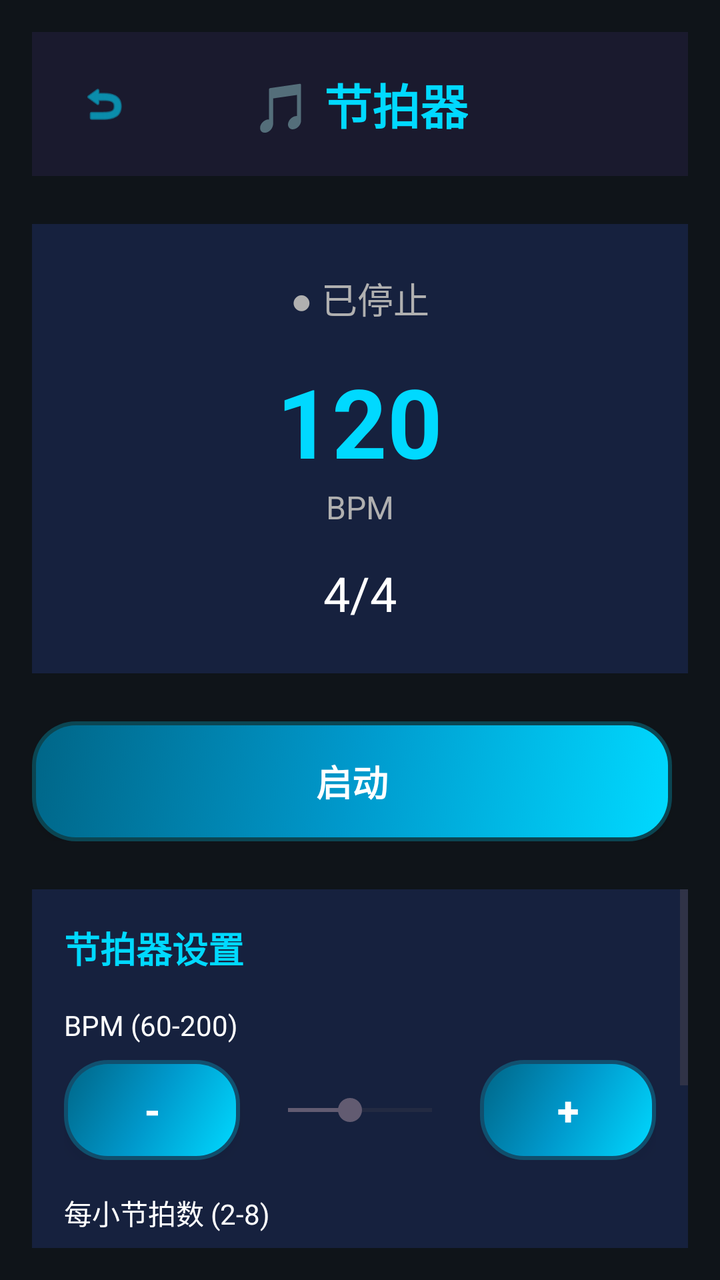
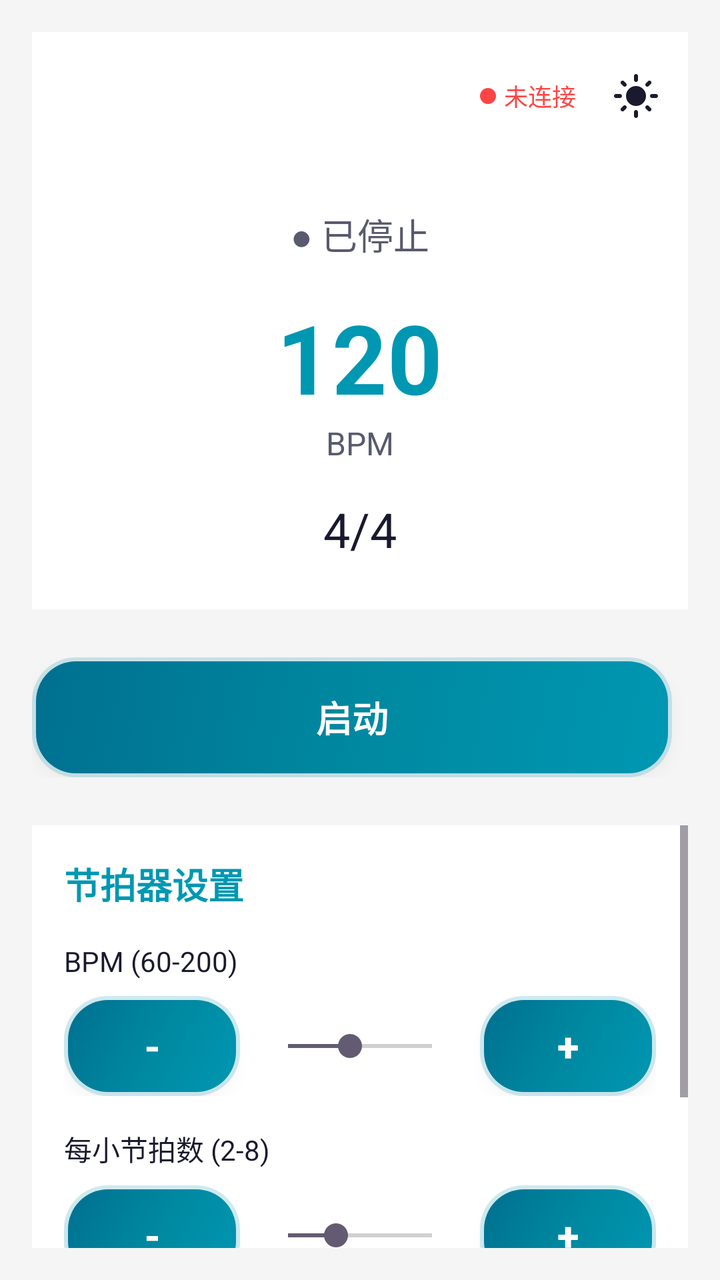

Screens rendered from an Android XML layout before and after an edit, with the pre-edit source and the edit as a unified diff.
<!-- AndroidManifest.xml: application theme Theme.MyApplication -->
<!-- res/layout/activity_metronome.xml -->
<?xml version="1.0" encoding="utf-8"?>
<LinearLayout xmlns:android="http://schemas.android.com/apk/res/android"
    android:layout_width="match_parent"
    android:layout_height="match_parent"
    android:orientation="vertical"
    android:background="@color/bg_dark"
    android:padding="16dp">

    
    <RelativeLayout
        android:layout_width="match_parent"
        android:layout_height="wrap_content"
        android:background="@color/primary_darker"
        android:padding="16dp"
        android:layout_marginBottom="24dp">

        <ImageButton
            android:id="@+id/btn_back"
            android:layout_width="40dp"
            android:layout_height="40dp"
            android:layout_alignParentStart="true"
            android:layout_centerVertical="true"
            android:background="?attr/selectableItemBackgroundBorderless"
            android:src="@android:drawable/ic_menu_revert"
            android:tint="@color/text_accent"
            android:contentDescription="返回"
            android:scaleType="fitCenter"
            android:padding="8dp" />

        <TextView
            android:layout_width="wrap_content"
            android:layout_height="wrap_content"
            android:layout_centerInParent="true"
            android:text="🎵 节拍器"
            android:textSize="24sp"
            android:textColor="@color/text_accent"
            android:textStyle="bold" />

    </RelativeLayout>

    
    <LinearLayout
        android:layout_width="match_parent"
        android:layout_height="wrap_content"
        android:orientation="vertical"
        android:background="@color/bg_card"
        android:padding="24dp"
        android:layout_marginBottom="24dp"
        android:gravity="center">

        <TextView
            android:id="@+id/tv_metronome_status"
            android:layout_width="wrap_content"
            android:layout_height="wrap_content"
            android:text="● 已停止"
            android:textSize="18sp"
            android:textColor="@color/text_secondary"
            android:layout_marginBottom="16dp" />

        <TextView
            android:id="@+id/tv_bpm_display"
            android:layout_width="wrap_content"
            android:layout_height="wrap_content"
            android:text="120"
            android:textSize="48sp"
            android:textColor="@color/primary_accent"
            android:textStyle="bold" />

        <TextView
            android:layout_width="wrap_content"
            android:layout_height="wrap_content"
            android:text="BPM"
            android:textSize="16sp"
            android:textColor="@color/text_secondary" />

        <TextView
            android:id="@+id/tv_beats_display"
            android:layout_width="wrap_content"
            android:layout_height="wrap_content"
            android:text="4/4"
            android:textSize="24sp"
            android:textColor="@color/text_primary"
            android:layout_marginTop="16dp" />

    </LinearLayout>

    
    <LinearLayout
        android:layout_width="match_parent"
        android:layout_height="wrap_content"
        android:orientation="horizontal"
        android:gravity="center"
        android:layout_marginBottom="24dp">

        <Button
            android:id="@+id/btn_metro_toggle"
            style="@style/PrimaryButton"
            android:layout_width="0dp"
            android:layout_height="60dp"
            android:layout_weight="1"
            android:layout_marginEnd="8dp"
            android:text="启动"
            android:textSize="18sp"
            android:background="@drawable/button_connect" />

    </LinearLayout>

    
    <ScrollView
        android:layout_width="match_parent"
        android:layout_height="0dp"
        android:layout_weight="1">

        <LinearLayout
            android:layout_width="match_parent"
            android:layout_height="wrap_content"
            android:orientation="vertical"
            android:background="@color/bg_card"
            android:padding="16dp">

            <TextView
                android:layout_width="wrap_content"
                android:layout_height="wrap_content"
                android:text="节拍器设置"
                android:textSize="18sp"
                android:textColor="@color/text_accent"
                android:textStyle="bold"
                android:layout_marginBottom="16dp" />

            
            <LinearLayout
                android:layout_width="match_parent"
                android:layout_height="wrap_content"
                android:orientation="vertical"
                android:layout_marginBottom="16dp">

                <TextView
                    android:layout_width="wrap_content"
                    android:layout_height="wrap_content"
                    android:text="BPM (60-200)"
                    android:textSize="14sp"
                    android:textColor="@color/text_primary"
                    android:layout_marginBottom="8dp" />

                <LinearLayout
                    android:layout_width="match_parent"
                    android:layout_height="wrap_content"
                    android:orientation="horizontal"
                    android:gravity="center_vertical">

                    <Button
                        android:id="@+id/btn_bpm_minus"
                        style="@style/PrimaryButton"
                        android:layout_width="wrap_content"
                        android:layout_height="50dp"
                        android:text="-"
                        android:textSize="20sp" />

                    <SeekBar
                        android:id="@+id/seekbar_bpm"
                        android:layout_width="0dp"
                        android:layout_height="wrap_content"
                        android:layout_weight="1"
                        android:layout_marginStart="8dp"
                        android:layout_marginEnd="8dp"
                        android:max="140"
                        android:progress="60" />

                    <Button
                        android:id="@+id/btn_bpm_plus"
                        style="@style/PrimaryButton"
                        android:layout_width="wrap_content"
                        android:layout_height="50dp"
                        android:text="+"
                        android:textSize="20sp" />
                </LinearLayout>
            </LinearLayout>

            
            <LinearLayout
                android:layout_width="match_parent"
                android:layout_height="wrap_content"
                android:orientation="vertical"
                android:layout_marginBottom="16dp">

                <TextView
                    android:layout_width="wrap_content"
                    android:layout_height="wrap_content"
                    android:text="每小节拍数 (2-8)"
                    android:textSize="14sp"
                    android:textColor="@color/text_primary"
                    android:layout_marginBottom="8dp" />

                <LinearLayout
                    android:layout_width="match_parent"
                    android:layout_height="wrap_content"
                    android:orientation="horizontal"
                    android:gravity="center_vertical">

                    <Button
                        android:id="@+id/btn_beats_minus"
                        style="@style/PrimaryButton"
                        android:layout_width="wrap_content"
                        android:layout_height="50dp"
                        android:text="-"
                        android:textSize="20sp" />

                    <SeekBar
                        android:id="@+id/seekbar_beats"
                        android:layout_width="0dp"
                        android:layout_height="wrap_content"
                        android:layout_weight="1"
                        android:layout_marginStart="8dp"
                        android:layout_marginEnd="8dp"
                        android:max="6"
                        android:progress="2" />

                    <Button
                        android:id="@+id/btn_beats_plus"
                        style="@style/PrimaryButton"
                        android:layout_width="wrap_content"
                        android:layout_height="50dp"
                        android:text="+"
                        android:textSize="20sp" />
                </LinearLayout>
            </LinearLayout>

            
            <LinearLayout
                android:layout_width="match_parent"
                android:layout_height="wrap_content"
                android:orientation="vertical"
                android:layout_marginBottom="16dp">

                <TextView
                    android:layout_width="wrap_content"
                    android:layout_height="wrap_content"
                    android:text="音量 (0-100%)"
                    android:textSize="14sp"
                    android:textColor="@color/text_primary"
                    android:layout_marginBottom="8dp" />

                <LinearLayout
                    android:layout_width="match_parent"
                    android:layout_height="wrap_content"
                    android:orientation="horizontal"
                    android:gravity="center_vertical">

                    <SeekBar
                        android:id="@+id/seekbar_volume"
                        android:layout_width="0dp"
                        android:layout_height="wrap_content"
                        android:layout_weight="1"
                        android:layout_marginEnd="8dp"
                        android:max="100"
                        android:progress="80" />

                    <TextView
                        android:id="@+id/tv_volume_display"
                        android:layout_width="60dp"
                        android:layout_height="wrap_content"
                        android:text="80%"
                        android:textSize="16sp"
                        android:textColor="@color/text_primary"
                        android:gravity="end" />
                </LinearLayout>
            </LinearLayout>

        </LinearLayout>
    </ScrollView>

</LinearLayout>
<!-- resources referenced by this layout -->
<resources>
  <color name="bg_card">#16213E</color>
  <color name="bg_dark">#0F1419</color>
  <color name="primary_accent">#00D9FF</color>
  <color name="primary_darker">#1A1A2E</color>
  <color name="text_accent">#00D9FF</color>
  <color name="text_primary">#FFFFFF</color>
  <color name="text_secondary">#B0B0B0</color>
  <!-- drawable button_connect (drawable) -->
  <?xml version="1.0" encoding="utf-8"?>
  <selector xmlns:android="http://schemas.android.com/apk/res/android">
      
      <item android:state_enabled="false">
          <layer-list>
              <item>
                  <shape android:shape="rectangle">
                      <solid android:color="#3D3D3D" />
                      <corners android:radius="20dp" />
                  </shape>
              </item>
          </layer-list>
      </item>
      
      
      <item android:state_pressed="true">
          <layer-list>
              <item>
                  <shape android:shape="rectangle">
                      <solid android:color="#008899" />
                      <corners android:radius="20dp" />
                  </shape>
              </item>
          </layer-list>
      </item>
      
      
      <item>
          <layer-list>
              
              <item>
                  <shape android:shape="rectangle">
                      <solid android:color="#4000D9FF" />
                      <corners android:radius="22dp" />
                  </shape>
              </item>
              
              <item android:top="2dp" android:bottom="2dp" android:left="2dp" android:right="2dp">
                  <shape android:shape="rectangle">
                      <gradient
                          android:angle="135"
                          android:startColor="#00D9FF"
                          android:centerColor="#0099CC"
                          android:endColor="#006688"
                          android:type="linear" />
                      <corners android:radius="20dp" />
                  </shape>
              </item>
          </layer-list>
      </item>
  </selector>
  <style name="Base.Theme.MyApplication" parent="Theme.Material3.DayNight.NoActionBar">
          
          
      </style>
  <!-- unchanged entries left out for length: 3 -->
</resources>

<!-- the commit's change to res/layout/activity_metronome.xml (unified diff, before → after) -->
@@ -7,36 +7,7 @@
     android:padding="16dp">
 
     
-    <RelativeLayout
-        android:layout_width="match_parent"
-        android:layout_height="wrap_content"
-        android:background="@color/primary_darker"
-        android:padding="16dp"
-        android:layout_marginBottom="24dp">
-
-        <ImageButton
-            android:id="@+id/btn_back"
-            android:layout_width="40dp"
-            android:layout_height="40dp"
-            android:layout_alignParentStart="true"
-            android:layout_centerVertical="true"
-            android:background="?attr/selectableItemBackgroundBorderless"
-            android:src="@android:drawable/ic_menu_revert"
-            android:tint="@color/text_accent"
-            android:contentDescription="返回"
-            android:scaleType="fitCenter"
-            android:padding="8dp" />
-
-        <TextView
-            android:layout_width="wrap_content"
-            android:layout_height="wrap_content"
-            android:layout_centerInParent="true"
-            android:text="🎵 节拍器"
-            android:textSize="24sp"
-            android:textColor="@color/text_accent"
-            android:textStyle="bold" />
-
-    </RelativeLayout>
+    <include layout="@layout/include_base_toolbar" />
 
     
     <LinearLayout
@@ -270,3 +241,79 @@
     </ScrollView>
 
 </LinearLayout>
+<!-- res/layout/include_base_toolbar.xml (included above) -->
+<?xml version="1.0" encoding="utf-8"?>
+<androidx.appcompat.widget.Toolbar
+    xmlns:android="http://schemas.android.com/apk/res/android"
+    xmlns:app="http://schemas.android.com/apk/res-auto"
+    android:id="@+id/base_toolbar"
+    android:layout_width="match_parent"
+    android:layout_height="?attr/actionBarSize"
+    android:background="?attr/colorSurface"
+    android:elevation="4dp"
+    app:contentInsetStartWithNavigation="0dp"
+    app:contentInsetStart="0dp">
+
+    <LinearLayout
+        android:layout_width="match_parent"
+        android:layout_height="match_parent"
+        android:orientation="horizontal"
+        android:gravity="center_vertical"
+        android:paddingStart="4dp"
+        android:paddingEnd="8dp">
+
+        
+        <ImageButton
+            android:id="@+id/btn_toolbar_back"
+            android:layout_width="40dp"
+            android:layout_height="40dp"
+            android:background="?attr/selectableItemBackgroundBorderless"
+            android:src="@drawable/ic_arrow_back"
+            android:scaleType="centerInside"
+            android:contentDescription="返回"
+            android:visibility="gone"
+            app:tint="?attr/colorOnSurface" />
+
+        
+        <TextView
+            android:id="@+id/tv_toolbar_title"
+            android:layout_width="0dp"
+            android:layout_height="wrap_content"
+            android:layout_weight="1"
+            android:layout_marginStart="8dp"
+            android:textSize="18sp"
+            android:textStyle="bold"
+            android:textColor="?attr/colorOnSurface"
+            android:singleLine="true"
+            android:ellipsize="end" />
+
+        
+        <View
+            android:id="@+id/ble_status_dot"
+            android:layout_width="8dp"
+            android:layout_height="8dp"
+            android:layout_marginEnd="4dp"
+            android:background="@drawable/ble_status_dot" />
+
+        <TextView
+            android:id="@+id/tv_ble_status"
+            android:layout_width="wrap_content"
+            android:layout_height="wrap_content"
+            android:text="未连接"
+            android:textSize="12sp"
+            android:textColor="@color/status_disconnected"
+            android:layout_marginEnd="12dp" />
+
+        
+        <ImageButton
+            android:id="@+id/btn_theme_toggle"
+            android:layout_width="36dp"
+            android:layout_height="36dp"
+            android:background="?attr/selectableItemBackgroundBorderless"
+            android:src="@drawable/ic_theme_sun"
+            android:scaleType="centerInside"
+            android:contentDescription="切换主题"
+            app:tint="?attr/colorOnSurface" />
+
+    </LinearLayout>
+</androidx.appcompat.widget.Toolbar>
<!-- resource entries referenced after the edit -->
@@ -1,12 +1,19 @@
 <!-- resources referenced by this layout -->
 <resources>
-  <color name="bg_card">#16213E</color>
-  <color name="bg_dark">#0F1419</color>
-  <color name="primary_accent">#00D9FF</color>
-  <color name="primary_darker">#1A1A2E</color>
-  <color name="text_accent">#00D9FF</color>
-  <color name="text_primary">#FFFFFF</color>
-  <color name="text_secondary">#B0B0B0</color>
+  <color name="bg_card">#FFFFFF</color>
+  <color name="bg_dark">#F5F5F5</color>
+  <color name="primary_accent">#0097B2</color>
+  <color name="status_disconnected">#FF4444</color>
+  <color name="text_accent">#0097B2</color>
+  <color name="text_primary">#1A1A2E</color>
+  <color name="text_secondary">#5A5A6E</color>
+  <!-- drawable ble_status_dot (drawable) -->
+  <?xml version="1.0" encoding="utf-8"?>
+  <shape xmlns:android="http://schemas.android.com/apk/res/android"
+      android:shape="oval">
+      <solid android:color="@color/status_disconnected" />
+      <size android:width="8dp" android:height="8dp" />
+  </shape>
   <!-- drawable button_connect (drawable) -->
   <?xml version="1.0" encoding="utf-8"?>
   <selector xmlns:android="http://schemas.android.com/apk/res/android">
@@ -15,7 +22,7 @@
           <layer-list>
               <item>
                   <shape android:shape="rectangle">
-                      <solid android:color="#3D3D3D" />
+                      <solid android:color="#C0C0C0" />
                       <corners android:radius="20dp" />
                   </shape>
               </item>
@@ -27,7 +34,7 @@
           <layer-list>
               <item>
                   <shape android:shape="rectangle">
-                      <solid android:color="#008899" />
+                      <solid android:color="#007A90" />
                       <corners android:radius="20dp" />
                   </shape>
               </item>
@@ -40,7 +47,7 @@
               
               <item>
                   <shape android:shape="rectangle">
-                      <solid android:color="#4000D9FF" />
+                      <solid android:color="#300097B2" />
                       <corners android:radius="22dp" />
                   </shape>
               </item>
@@ -49,9 +56,9 @@
                   <shape android:shape="rectangle">
                       <gradient
                           android:angle="135"
-                          android:startColor="#00D9FF"
-                          android:centerColor="#0099CC"
-                          android:endColor="#006688"
+                          android:startColor="#0097B2"
+                          android:centerColor="#0088A0"
+                          android:endColor="#007090"
                           android:type="linear" />
                       <corners android:radius="20dp" />
                   </shape>
@@ -59,10 +66,40 @@
           </layer-list>
       </item>
   </selector>
+  <!-- drawable ic_arrow_back (drawable) -->
+  <vector xmlns:android="http://schemas.android.com/apk/res/android"
+      android:width="24dp"
+      android:height="24dp"
+      android:viewportWidth="24"
+      android:viewportHeight="24">
+      
+      <path
+          android:fillColor="#FFFFFF"
+          android:pathData="M20,11H7.83l5.59,-5.59L12,4l-8,8 8,8 1.41,-1.41L7.83,13H20v-2z" />
+  </vector>
+  <!-- drawable ic_theme_sun (drawable) -->
+  <vector xmlns:android="http://schemas.android.com/apk/res/android"
+      android:width="24dp"
+      android:height="24dp"
+      android:viewportWidth="24"
+      android:viewportHeight="24">
+      
+      <path
+          android:fillColor="#FFFFFF"
+          android:pathData="M12,7c-2.76,0 -5,2.24 -5,5s2.24,5 5,5 5,-2.24 5,-5 -2.24,-5 -5,-5zM2,13h2c0.55,0 1,-0.45 1,-1s-0.45,-1 -1,-1H2c-0.55,0 -1,0.45 -1,1s0.45,1 1,1zM20,13h2c0.55,0 1,-0.45 1,-1s-0.45,-1 -1,-1h-2c-0.55,0 -1,0.45 -1,1s0.45,1 1,1zM11,2v2c0,0.55 0.45,1 1,1s1,-0.45 1,-1V2c0,-0.55 -0.45,-1 -1,-1s-1,0.45 -1,1zM11,20v2c0,0.55 0.45,1 1,1s1,-0.45 1,-1v-2c0,-0.55 -0.45,-1 -1,-1s-1,0.45 -1,1zM5.99,4.58c-0.39,-0.39 -1.03,-0.39 -1.41,0 -0.39,0.39 -0.39,1.03 0,1.41l1.06,1.06c0.39,0.39 1.03,0.39 1.41,0s0.39,-1.03 0,-1.41L5.99,4.58zM18.36,16.95c-0.39,-0.39 -1.03,-0.39 -1.41,0 -0.39,0.39 -0.39,1.03 0,1.41l1.06,1.06c0.39,0.39 1.03,0.39 1.41,0 0.39,-0.39 0.39,-1.03 0,-1.41l-1.06,-1.06zM19.42,5.99c0.39,-0.39 0.39,-1.03 0,-1.41 -0.39,-0.39 -1.03,-0.39 -1.41,0l-1.06,1.06c-0.39,0.39 -0.39,1.03 0,1.41s1.03,0.39 1.41,0l1.06,-1.06zM7.05,18.36c0.39,-0.39 0.39,-1.03 0,-1.41 -0.39,-0.39 -1.03,-0.39 -1.41,0l-1.06,1.06c-0.39,0.39 -0.39,1.03 0,1.41s1.03,0.39 1.41,0l1.06,-1.06z" />
+  </vector>
   <style name="Base.Theme.MyApplication" parent="Theme.Material3.DayNight.NoActionBar">
-          
-          
+          <item name="colorPrimary">@color/primary_accent</item>
+          <item name="colorOnPrimary">@color/white</item>
+          <item name="colorSurface">@color/surface_color</item>
+          <item name="colorOnSurface">@color/on_surface_color</item>
+          <item name="android:colorBackground">@color/bg_dark</item>
+          <item name="android:statusBarColor">@color/toolbar_bg</item>
       </style>
+  <color name="white">#FFFFFFFF</color>
+  <color name="surface_color">#FFFFFF</color>
+  <color name="on_surface_color">#1A1A2E</color>
+  <color name="toolbar_bg">#FFFFFF</color>
   <!-- unchanged entries left out for length: 3 -->
 </resources>
 
